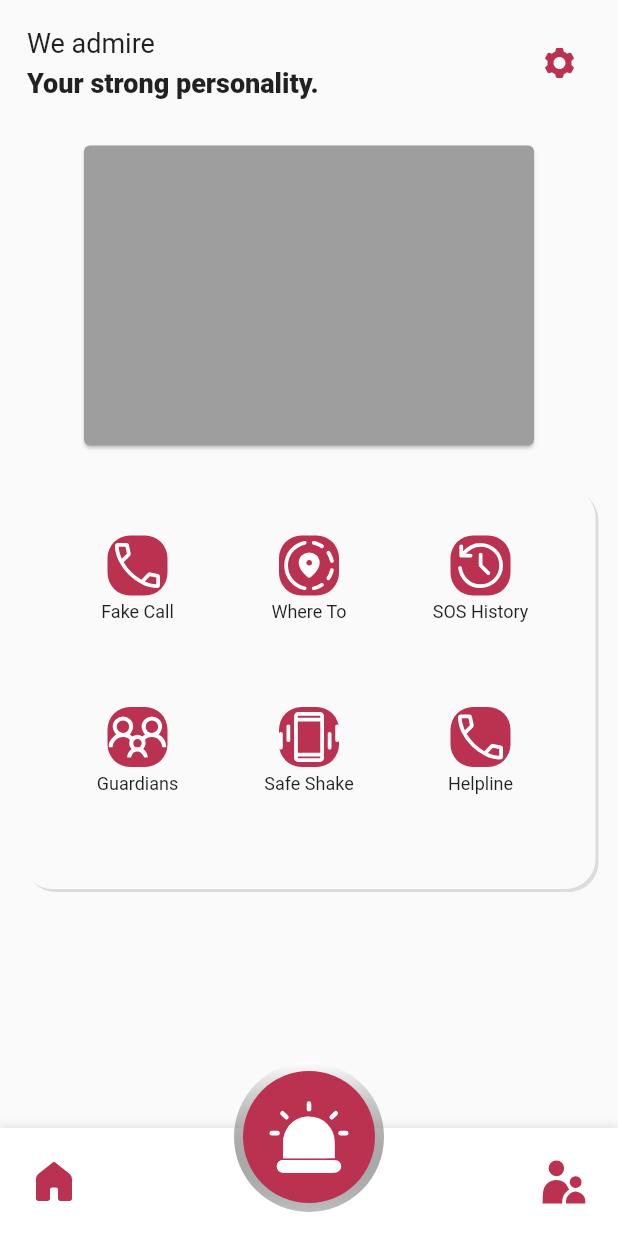
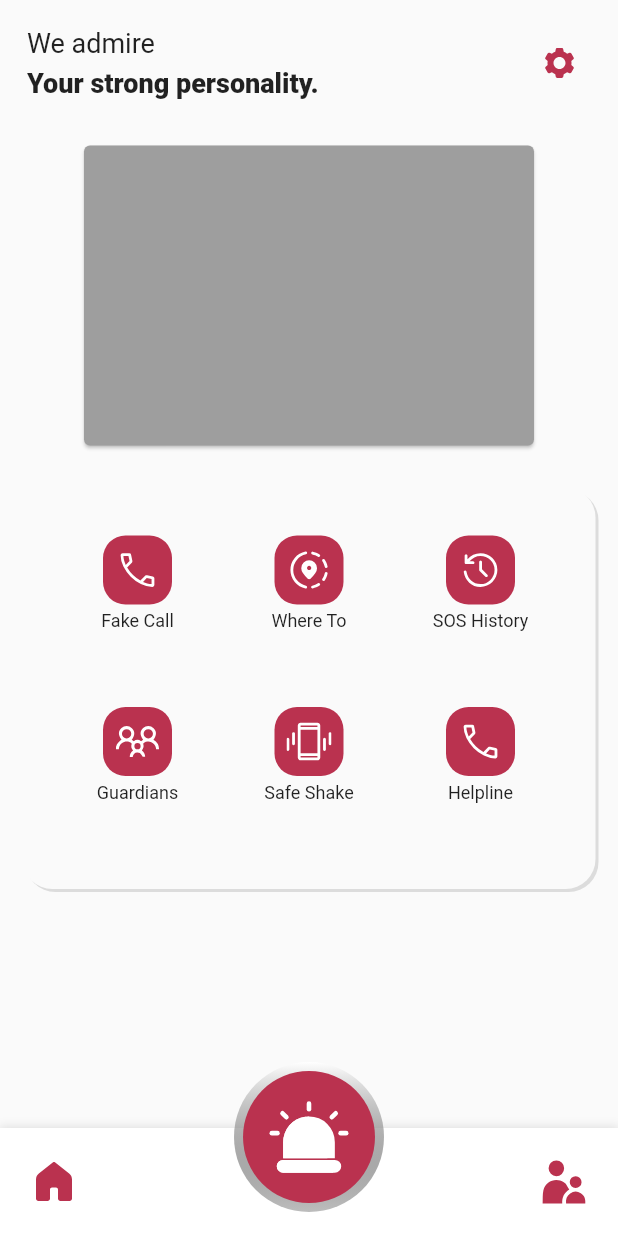
Before and after one commit to SRJ2910/Rakshak, a Flutter app: the HomePage screen opened directly, on a phone screen of 412 x 824 dp. Run offline on Flutter 3.47's test engine with Material 2 defaults, Android fonts, the phone set to English and light mode, and no system bars; our stand-ins replace cookie_jar, dio, dio_cookie_manager, flutter_svg, flutter_switch, get_it and 1 more; accounts and stored records are empty.

```diff
--- a/lib/custom_widgets/custom_icon.dart
+++ b/lib/custom_widgets/custom_icon.dart
@@ -22,12 +22,15 @@ class _CustomIconState extends State<CustomIcon> {
     return Container(
       decoration: BoxDecoration(
           color: kMarronColor, borderRadius: BorderRadius.circular(15)),
-      child: SvgPicture.asset(
-        widget.iconPath,
-        color: Colors.white,
-        semanticsLabel: widget.iconLabel,
-        height: 40,
-        width: 40,
+      child: Padding(
+        padding: const EdgeInsets.all(8.0),
+        child: SvgPicture.asset(
+          widget.iconPath,
+          color: Colors.white,
+          semanticsLabel: widget.iconLabel,
+          height: 30,
+          width: 30,
+        ),
       ),
     );
   }
--- /dev/null
+++ b/lib/model/guardian.dart
@@ -0,0 +1,16 @@
+class Guardian {
+  Guardian({this.guardianName, this.guardianPhone});
+
+  String? guardianName;
+  int? guardianPhone;
+
+  factory Guardian.fromMap(Map<String, dynamic> json) => Guardian(
+        guardianName: json["name"],
+        guardianPhone: json["phone"],
+      );
+
+  Map<String, dynamic> toMap() => {
+        "name": guardianName,
+        "phone": guardianPhone,
+      };
+}
--- a/lib/pages/main_page.dart
+++ b/lib/pages/main_page.dart
@@ -149,6 +149,8 @@ class _MainPageState extends State<MainPage> {
                         GestureDetector(
                           onTap: () {
                             index.value = 1;
+                            // GuardianService()
+                            //     .getGuardian('6335a2f65e6db9c43033a158');
                           },
                           child: Column(
                             children: [
--- a/lib/services/guardian.dart
+++ b/lib/services/guardian.dart
@@ -6,7 +6,7 @@ class GuardianService {
 
   Future<Response> getGuardian(String id) async {
     final response = await ApiV1Service.getRequest('/Api/viewGuardian/$id');
-    print(response);
+    // print(response);
     return response;
   }
 }
```
Also changed, not shown: lib/pages/guardians.dart (+59 -11 lines), lib/pages/settings.dart (+6 -5 lines), lib/services/auth.dart (+3 -9 lines).
